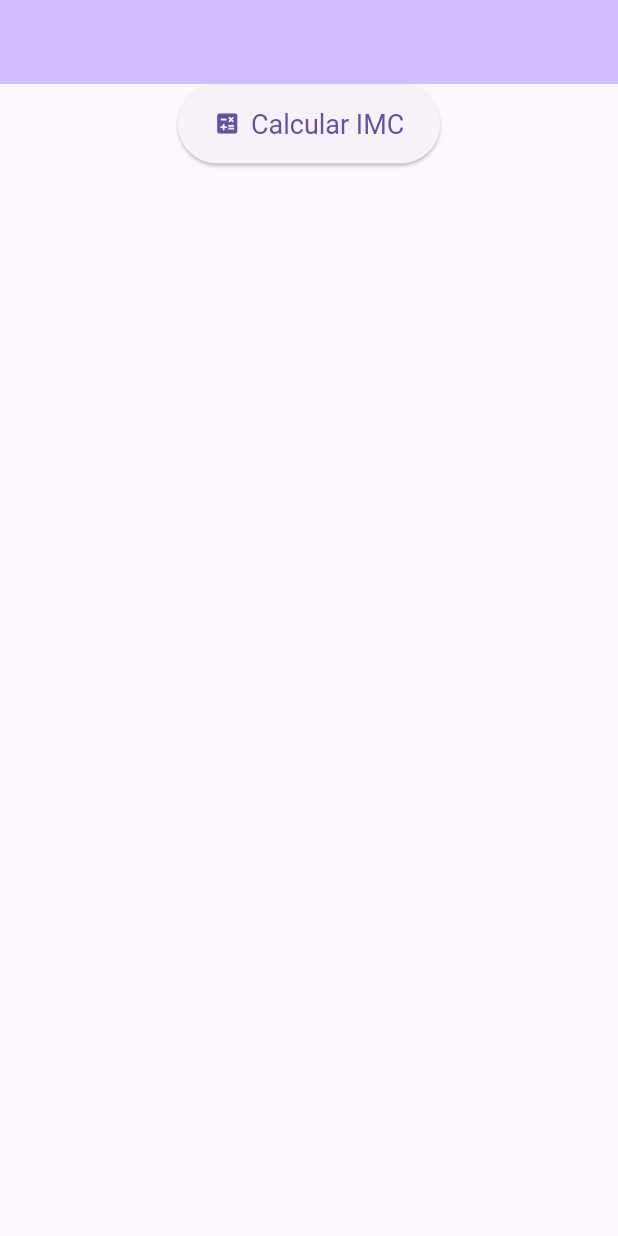
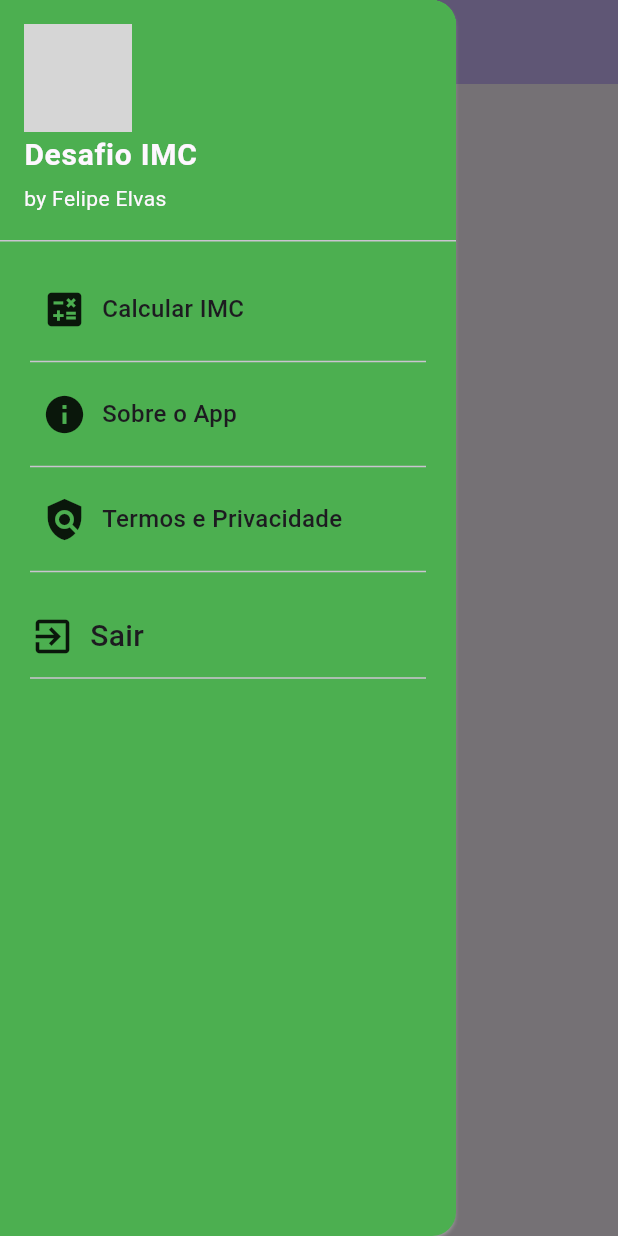
Before and after one commit to felipeelvas/desafio_imc, a Flutter app: the MainPage screen opened directly, with the side drawer open (before the commit the screen has no drawer), on a phone screen of 412 x 824 dp. Run offline on Flutter 3.47's test engine with Material 3 defaults, Android fonts, the light colour scheme and no system bars; our stand-ins replace google_fonts; network calls fail; grey boxes are pictures that could not be loaded.

Commit message:
Incluir menu drawer, termos de uso, icone imc google

```diff
--- a/lib/screen/login_page.dart
+++ b/lib/screen/login_page.dart
@@ -33,7 +33,8 @@ class _LoginPageState extends State<LoginPage> {
                 Row(
                   children: [
                     Expanded(child: Container()),
-                    Expanded(flex: 8, child: Image.asset(AppImages.image2)),
+                    Expanded(flex: 100, child: Image.network('https://alimentacaoetreino.com/wp-content/uploads/2025/03/Como-calcular-o-IMC-.webp',
+                    scale: 3,)),
                     Expanded(child: Container()),
                   ],
                 ),
--- a/lib/screen/main_page.dart
+++ b/lib/screen/main_page.dart
@@ -1,5 +1,7 @@
 import 'package:desafio_imc/utils/app_routes.dart';
 import 'package:flutter/material.dart';
+
+import '../shared/custon_drawer.dart';
 
 class MainPage extends StatefulWidget {
   const MainPage({super.key, required this.title});
@@ -22,6 +24,7 @@ class _MainpageState extends State<MainPage> {
         title: Text(widget.title),
         backgroundColor: Theme.of(context).colorScheme.inversePrimary,
       ),
+      drawer: CustomDrawer(),
       body: Column(
         children: [
           Center(
--- /dev/null
+++ b/lib/shared/custon_drawer.dart
@@ -0,0 +1,298 @@
+
+import 'package:desafio_imc/screen/imc_screen.dart';
+import 'package:flutter/material.dart';
+
+import '../screen/login_page.dart';
+
+class CustomDrawer extends StatelessWidget {
+  @override
+  Widget build(BuildContext context) {
+
+    return Drawer(
+      shadowColor: Colors.white,
+      backgroundColor: Colors.green,
+      child: Column(
+        crossAxisAlignment: CrossAxisAlignment.start,
+        children: [
+          InkWell(
+            onTap: () {
+              showModalBottomSheet(
+                shape: RoundedRectangleBorder(
+                  borderRadius: BorderRadius.vertical(
+                    top: Radius.circular(10.0),
+                  ),
+                ),
+                  context: context, builder: (BuildContext ctx) {
+                    return Wrap(
+                      children: [
+                        ListTile(
+                          leading: const Icon(Icons.home),
+                          title: const Text(
+                          'Menu',
+                          style: TextStyle(
+                          fontSize: 25, fontWeight: FontWeight.bold)),
+                          onTap: () {
+                            Navigator.pop(context);
+                          },
+                        ),
+                        ListTile(
+                          leading: const Icon(Icons.calculate),
+                          title: const Text('Calcular IMC'),
+                          onTap: () {
+                            Navigator.pop(context);
+                            // Adicione a navegação para a tela de cálculo de IMC aqui
+                          },
+                        ),
+                        ListTile(
+                          leading: const Icon(Icons.exit_to_app_outlined),
+                          title: const Text('Sair'),
+                            onTap: () {
+                              Navigator.pop(context);
+                            }
+                        )
+                      ],
+                    );
+              });
+            },
+            child: UserAccountsDrawerHeader(
+              decoration: const BoxDecoration(
+                color: Colors.green,
+              ),
+              accountName: const Text(
+                "Desafio IMC",
+                style: TextStyle(fontSize: 20, fontWeight: FontWeight.bold),
+              ),
+              accountEmail: const Text("by Felipe Elvas"),
+              currentAccountPicture: CircleAvatar(
+                backgroundImage: NetworkImage(
+                    "https://lh3.googleusercontent.com/NAWmt_UdS9wRfgENFpiS2WGVzQ8ggRDpRYsDXci-38ihAplWm-VKVMHBNXEwH_rjE_byG8rid0RHjQv0HYjG7L0"),
+              ),
+            ),
+          ),
+          Padding(
+            padding: const EdgeInsets.symmetric(vertical: 10, horizontal: 20),
+            child: Column(
+              children: [
+                InkWell(
+                  child: Container(
+                    padding: const EdgeInsets.symmetric(vertical: 12, horizontal: 8),
+                    child: Column(
+                      children: [
+                        Row(
+                          children: [
+                            const Icon(Icons.calculate, size: 30),
+                            const SizedBox(width: 10),
+                            const Expanded(
+                              child: Text(
+                                "Calcular IMC",
+                                style: TextStyle(fontSize: 16, fontWeight: FontWeight.w500),
+                              ),
+                            ),
+                          ],
+                        ),
+                      ],
+                    ),
+                  ),
+                  onTap: () {
+                    Navigator.pushReplacement(
+                        context,
+                        MaterialPageRoute(builder: (context) => ImcScreen())
+                    );
+                  },
+                ),
+                const Divider(),
+                InkWell(
+                  child: Container(
+                    padding: const EdgeInsets.symmetric(vertical: 12, horizontal: 8),
+                    child: Row(
+                      children: [
+                        const Icon(Icons.info, size: 30),
+                        const SizedBox(width: 10),
+                        const Expanded(
+                          child: Text(
+                            "Sobre o App",
+                            style: TextStyle(fontSize: 16, fontWeight: FontWeight.w500),
+                          ),
+                        ),
+                      ],
+                    ),
+                  ),
+                  onTap: () {
+                    showAboutDialog(
+                      context: context,
+                      applicationName: "Desafio IMC",
+                      applicationVersion: "1.0.0",
+                      applicationIcon: Image.network(
+                        "https://lh3.googleusercontent.com/NAWmt_UdS9wRfgENFpiS2WGVzQ8ggRDpRYsDXci-38ihAplWm-VKVMHBNXEwH_rjE_byG8rid0RHjQv0HYjG7L0",
+                        width: 50,
+                        height: 50,
+                      ),
+                      applicationLegalese: "Desenvolvido por Felipe Elvas",
+                      children: [
+                        const Padding(
+                          padding: EdgeInsets.only(top: 15),
+                          child: Text(
+                            "Este aplicativo foi desenvolvido como parte de um desafio para calcular o Índice de Massa Corporal (IMC) e fornecer informações sobre saúde e bem-estar.",
+                            textAlign: TextAlign.justify,
+                          ),
+                        ),
+                      ],
+                    );
+                  },
+                ),
+                const Divider(),
+                InkWell(
+                  child: Container(
+                    padding: const EdgeInsets.symmetric(vertical: 12, horizontal: 8),
+                    child: Row(
+                      children: [
+                        const Icon(Icons.policy, size: 30),
+                        const SizedBox(width: 10),
+                        const Expanded(
+                          child: Text(
+                            "Termos e Privacidade",
+                            style: TextStyle(fontSize: 16, fontWeight: FontWeight.w500),
+                          ),
+                        ),
+                      ],
+                    ),
+                  ),
+                  onTap: () {
+                    showModalBottomSheet(
+                      context: context,
+                      isScrollControlled: true, // permite scroll total
+                      shape: const RoundedRectangleBorder(
+                        borderRadius: BorderRadius.vertical(top: Radius.circular(16)),
+                      ),
+                      builder: (BuildContext bc) {
+                        return DraggableScrollableSheet(
+                          expand: false,
+                          builder: (context, scrollController) {
+                            return Padding(
+                              padding: const EdgeInsets.all(16),
+                              child: ListView(
+                                controller: scrollController,
+                                children: const [
+                                  Text(
+                                    "Termos de Uso e Política de Privacidade",
+                                    textAlign: TextAlign.justify,
+                                    style: TextStyle(fontSize: 18, fontWeight: FontWeight.bold),
+                                  ),
+                                  SizedBox(height: 12),
+                                  Text(
+                                    '''
+                                  # Termos de Uso e Política de Privacidade
+
+                                  ## 1. Introdução
+                                  Este aplicativo ("TODO: Nome do App") respeita sua privacidade e protege seus dados pessoais conforme a Lei Geral de Proteção de Dados (Lei nº 13.709/2018 – LGPD). Ao utilizar o app, você concorda com estes termos.
+
+                                  ## 2. Coleta de Dados
+                                  Podemos coletar:
+                                  • Identificação: nome, e-mail, telefone;
+                                  • Uso do app: interações, preferências, eventos de erro;
+                                  • Dispositivo: modelo, SO, versão do app, identificadores limitados (quando estritamente necessários).
+
+                                  ## 3. Bases Legais e Finalidades
+                                  Tratamos dados com base em:
+                                  • Execução do contrato/serviço: entregar funcionalidades essenciais;
+                                  • Legítimo interesse: melhorar experiência, segurança e desempenho;
+                                  • Cumprimento legal/regulatório.
+                                  Finalidades incluem: autenticação, suporte, métricas, prevenção a fraudes e melhoria contínua.
+
+                                  ## 4. Compartilhamento
+                                  Não vendemos seus dados. Compartilhamos apenas com:
+                                  • Prestadores essenciais (hospedagem, analytics estritamente necessários);
+                                  • Requisições legais/autoridades;
+                                  sempre limitando ao mínimo necessário.
+
+                                  ## 5. Direitos do Titular (LGPD)
+                                  Você pode:
+                                  • Acessar, corrigir, atualizar e apagar dados;
+                                  • Revogar consentimentos;
+                                  • Solicitar portabilidade e informações sobre uso e compartilhamentos;
+                                  • Opor-se a tratamentos em casos previstos.
+                                  Contato: TODO: seu-email@dominio.com
+
+                                  ## 6. Segurança
+                                  Empregamos medidas técnicas e administrativas para proteger os dados contra acesso não autorizado, perda, alteração ou destruição.
+
+                                  ## 7. Retenção
+                                  Mantemos dados somente pelo tempo necessário às finalidades, prazos legais ou defesa de direitos.
+
+                                  ## 8. Crianças e Adolescentes
+                                  Se o app for utilizado por menores, o tratamento observará as regras de consentimento específico do responsável, quando aplicável.
+
+                                  ## 9. Alterações desta Política
+                                  Podemos atualizar este documento. Notificaremos mudanças relevantes pelo app ou canais adequados.
+
+                                  ## 10. Contato do Controlador e DPO
+                                  Controlador: TODO: Sua Empresa/Pessoa Jurídica
+                                  E-mail do DPO/Encarregado: TODO: dpo@dominio.com
+                                                      ''',
+                                    style: TextStyle(fontSize: 14, height: 1.5),
+                                  ),
+                                ],
+                              ),
+                            );
+                          },
+                        );
+                      },
+                    );
+                  },
+                ),
+                const Divider(),
+                const SizedBox(height: 15),
+                InkWell(
+                  child: Container(
+                      padding: const EdgeInsets.symmetric(vertical: 5),
+                      child: Row(
+                        children: [
+                          Icon(Icons.exit_to_app, size: 30),
+                          const SizedBox(width: 10),
+                          Text("Sair", style: TextStyle(fontSize: 20, fontWeight: FontWeight.w500)),
+                        ],
+                      )),
+                  onTap: () {
+                    showDialog(
+                        context: context,
+                        builder: (BuildContext bc) {
+                          return AlertDialog(
+                            alignment: Alignment.centerLeft,
+                            elevation: 8,
+                            shape: RoundedRectangleBorder(
+                                borderRadius: BorderRadius.circular(20)),
+                            backgroundColor: Colors.white,
+                            title: Text("Meu App", style: TextStyle(fontWeight: FontWeight.bold)),
+                            content: Wrap(
+                              children: [
+                                Text("Deseja realmente sair do aplicativo?", style: TextStyle(fontSize: 14)),
+                              ],
+                            ),
+                            actions: [
+                              TextButton(
+                                  onPressed: () {
+                                    Navigator.pop(context);
+                                  },
+                                  child: Text("Cancelar")),
+                              TextButton(
+                                  onPressed: () {
+                                    Navigator.pushReplacement(
+                                      context,
+                                      MaterialPageRoute(builder: (context) => LoginPage()),
+                                    );
+                                  },
+                                  child: Text("Sair da conta"))
+                            ],
+                          );
+                        });
+                  },
+                ),
+                const Divider(),
+              ],
+            ),
+          ),
+        ],
+      ),
+    );
+  }
+}
```
Also changed, not shown: lib/shared/app_images.dart (+4 -4 lines), lib/images/image1.jpg (renamed from lib/assets/img/image1.jpg), lib/images/image2.png (renamed from lib/assets/img/image2.png), lib/images/image3.png (renamed from lib/assets/img/image3.png), lib/images/image5.png (renamed from lib/assets/img/image5.png), 1 other file.
